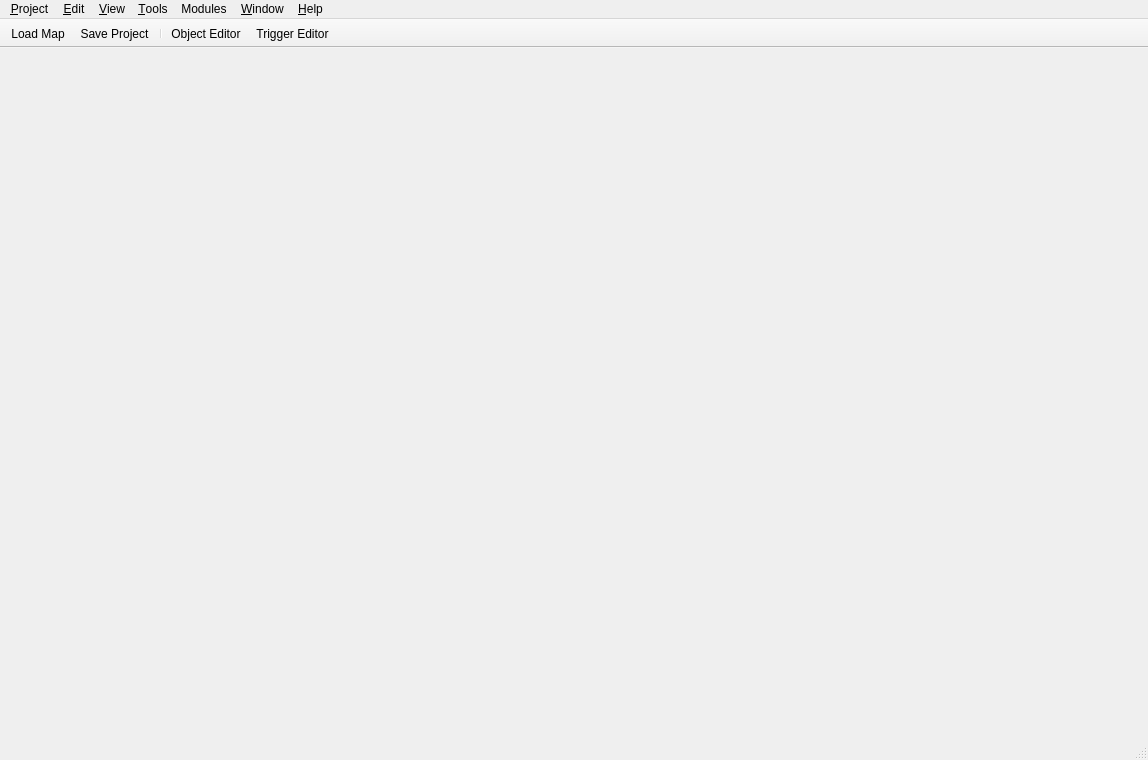
Kyoril/wow-pp, file editor/ui/main_window.ui: the form before one commit.
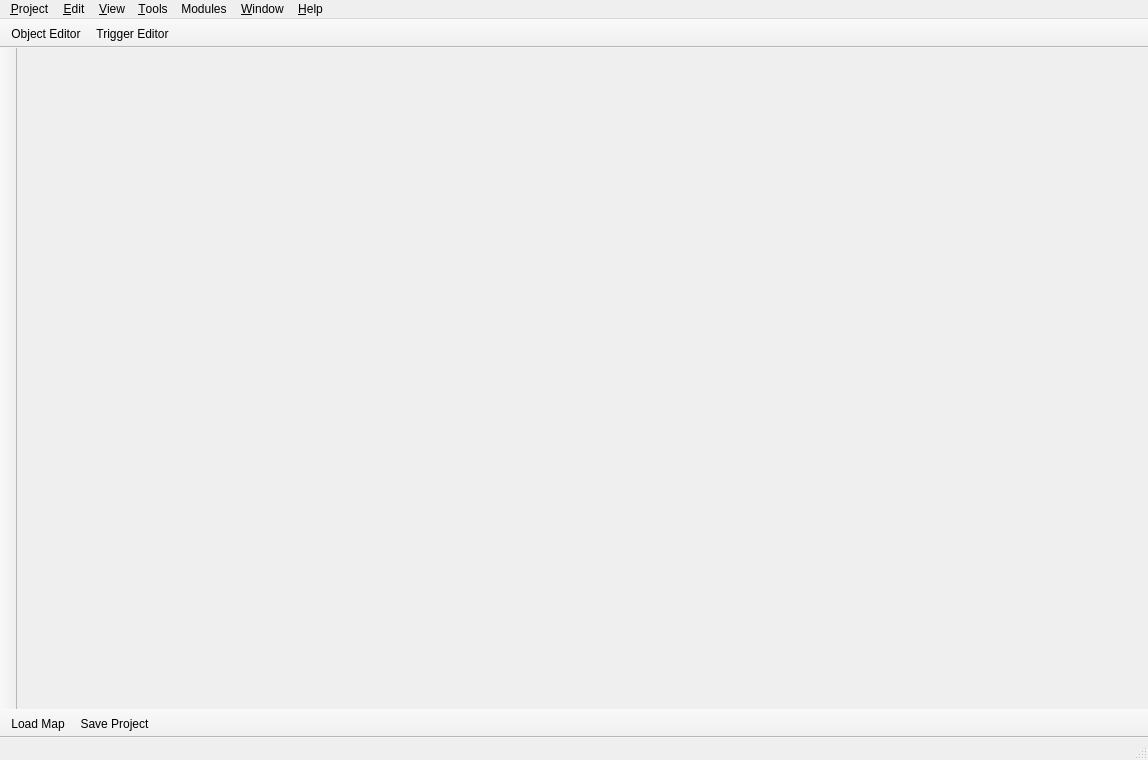
The form after the commit. Icons and pictures are not drawn.

```diff
--- a/editor/ui/main_window.ui
+++ b/editor/ui/main_window.ui
@@ -178,12 +178,45 @@
    <attribute name="toolBarBreak">
     <bool>false</bool>
    </attribute>
-   <addaction name="actionLoadMap"/>
-   <addaction name="actionSave"/>
-   <addaction name="separator"/>
    <addaction name="actionObjectEditor"/>
    <addaction name="actionTriggerEditor"/>
   </widget>
+  <widget class="QToolBar" name="toolBar_2">
+   <property name="windowTitle">
+    <string>toolBar_2</string>
+   </property>
+   <property name="movable">
+    <bool>false</bool>
+   </property>
+   <property name="floatable">
+    <bool>false</bool>
+   </property>
+   <attribute name="toolBarArea">
+    <enum>LeftToolBarArea</enum>
+   </attribute>
+   <attribute name="toolBarBreak">
+    <bool>false</bool>
+   </attribute>
+  </widget>
+  <widget class="QToolBar" name="toolBar_3">
+   <property name="windowTitle">
+    <string>toolBar_3</string>
+   </property>
+   <property name="movable">
+    <bool>false</bool>
+   </property>
+   <property name="floatable">
+    <bool>false</bool>
+   </property>
+   <attribute name="toolBarArea">
+    <enum>BottomToolBarArea</enum>
+   </attribute>
+   <attribute name="toolBarBreak">
+    <bool>false</bool>
+   </attribute>
+   <addaction name="actionLoadMap"/>
+   <addaction name="actionSave"/>
+  </widget>
   <action name="actionText">
    <property name="text">
     <string>Text</string>
```
